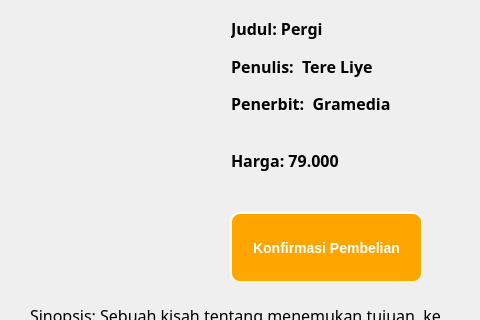
Old version of the form konfirmasipergi.ui in the repository Azzamubaidillah/BookGuiApp; both pictures show x 0 to 480 and y 88 to 408 of the 480 by 547 pixel window.
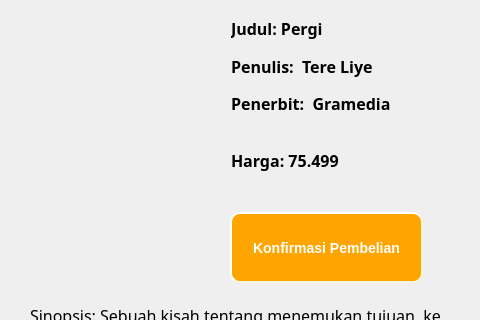
New version of the form. Icons and pictures are not drawn.

```diff
--- a/konfirmasipergi.ui
+++ b/konfirmasipergi.ui
@@ -128,7 +128,7 @@
         </font>
        </property>
        <property name="text">
-        <string>Harga: 79.000</string>
+        <string>Harga: 75.499</string>
        </property>
       </widget>
      </item>
```
